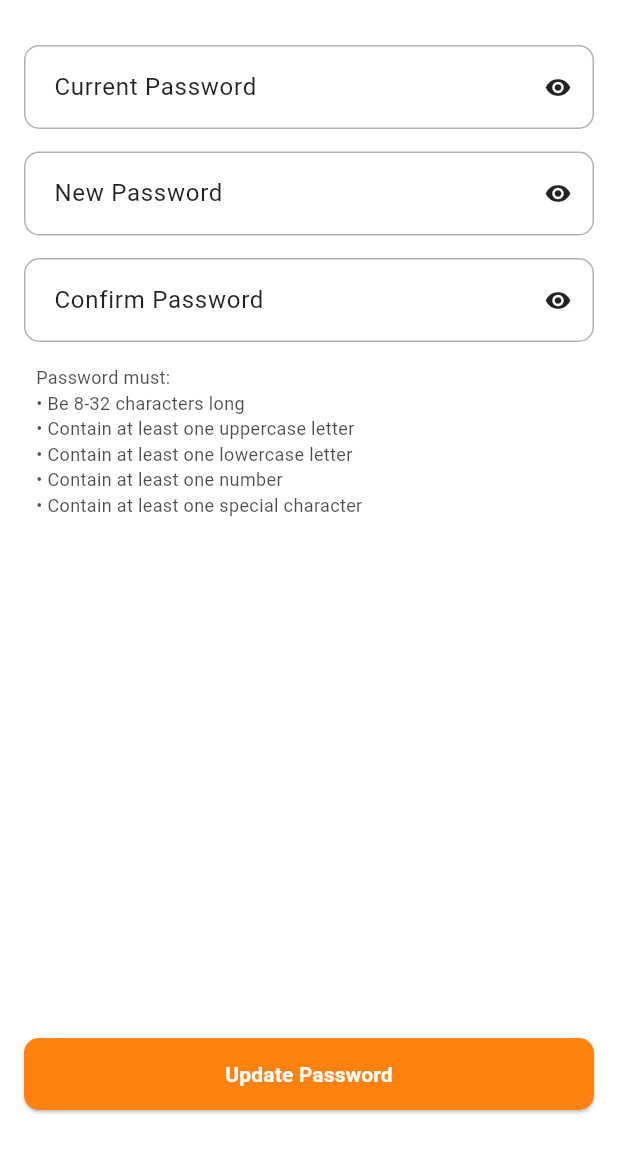
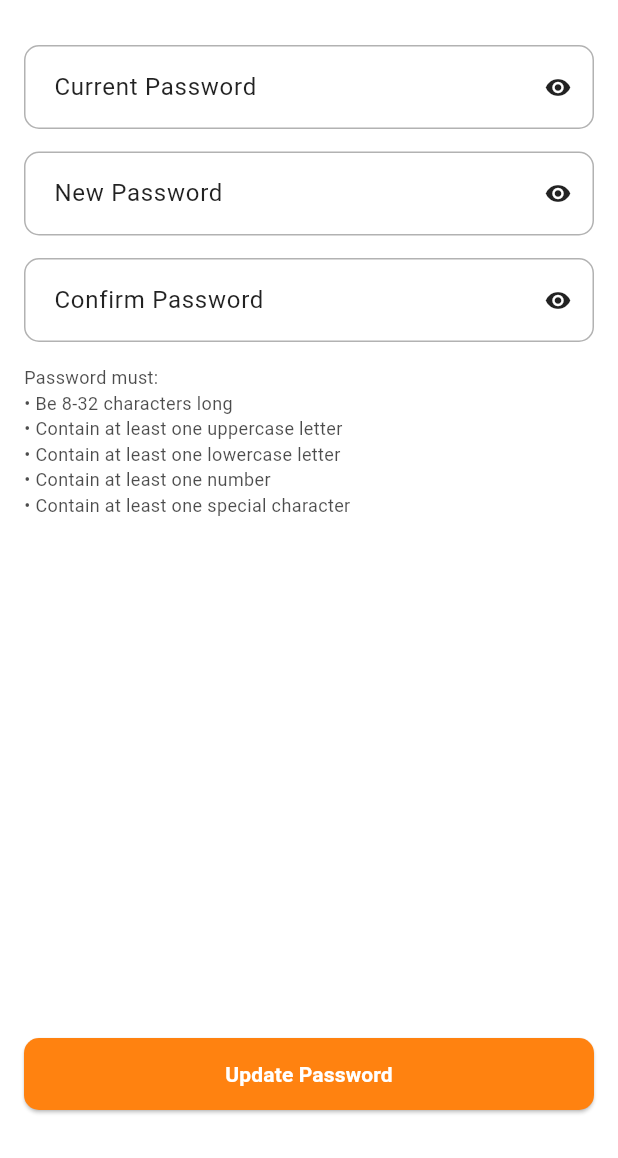
Before and after one commit to LovejeetSinghCyberbells/lovejeet_flock_business, a Flutter app: the ChangePasswordScreen screen opened by its route, on a phone screen of 412 x 824 dp, the part 78-1236 px from its top. Run offline on Flutter 3.47's test engine with Material 3 defaults, Android fonts, the phone set to English and light mode, and no system bars; our stand-ins replace connectivity_plus, cross_file, dio, firebase_core, firebase_messaging, flutter_html and 14 more; missing offline and left inert: dart:ffi, flutter_branch_sdk, mobile_scanner, workmanager; accounts and stored records are empty.

Commit message:
change password alignment issue solved

```diff
--- a/lib/addStaffMember.dart
+++ b/lib/addStaffMember.dart
@@ -354,7 +354,8 @@ class _AddMemberScreenState extends State<AddMemberScreen> {
       focusedErrorBorder: OutlineInputBorder(
         borderRadius: BorderRadius.circular(10),
         borderSide: const BorderSide(color: Colors.red, width: 2.0),
-      ),errorBorder: OutlineInputBorder(
+      ),
+      errorBorder: OutlineInputBorder(
         borderRadius: BorderRadius.circular(10),
         borderSide: const BorderSide(color: Colors.red, width: 2.0),
       ),
--- a/lib/changePassword.dart
+++ b/lib/changePassword.dart
@@ -410,16 +410,13 @@ class _ChangePasswordScreenState extends State<ChangePasswordScreen> {
                 ),
 
               const SizedBox(height: 15),
-              Padding(
-                padding: const EdgeInsets.symmetric(horizontal: 8),
-                child: Text(
+              Text(
                 AppConstants.getPasswordRequirements(),
                 style: TextStyle(
                   color: Theme.of(
                     context,
                   ).colorScheme.onSurface.withOpacity(0.7),
                   fontSize: 12,
-                  ),
                 ),
               ),
               const Spacer(),
```
Also changed, not shown: 3 other files. Lines whose indentation alone changed are shown as unchanged.
